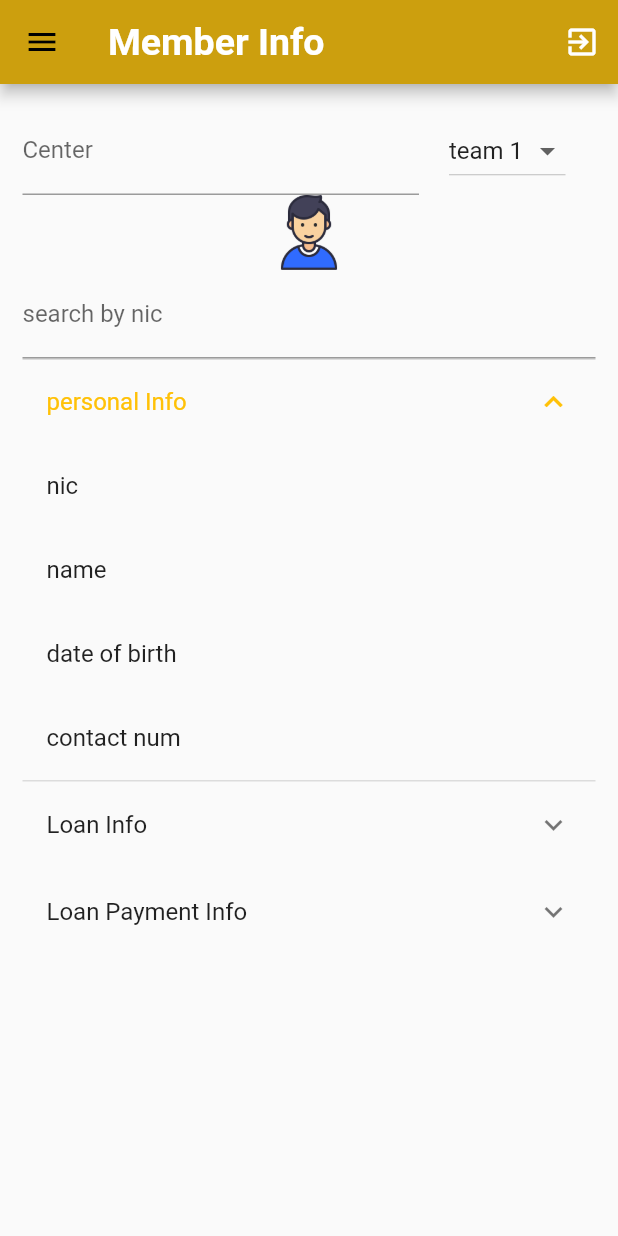
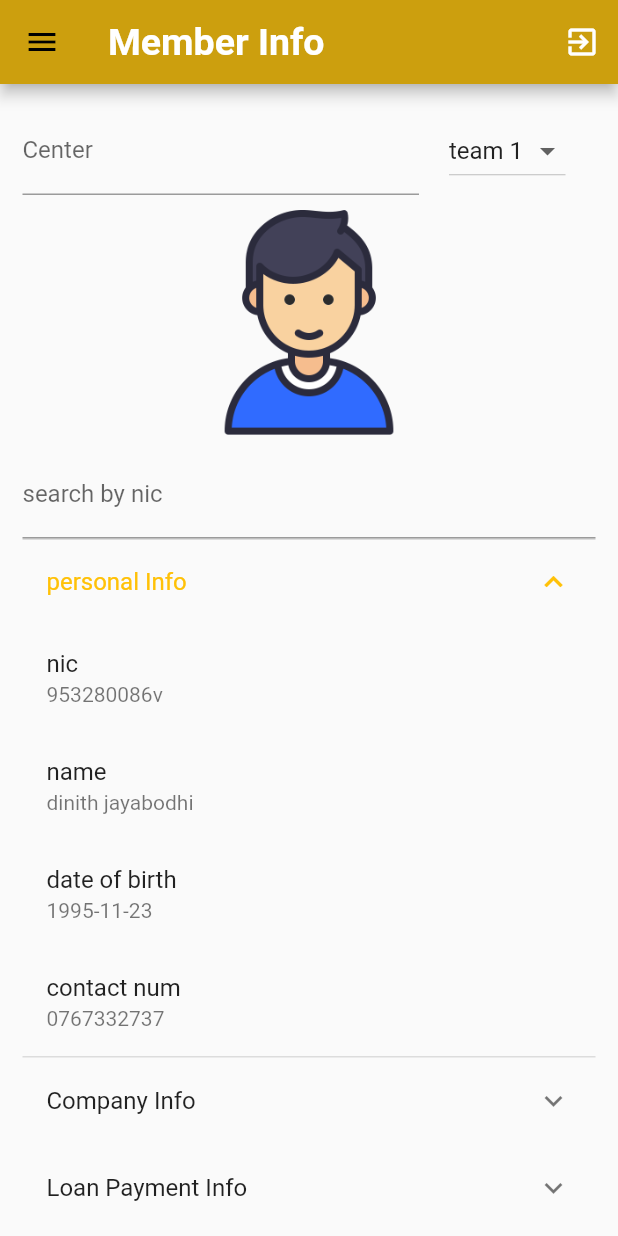
Before and after one commit to dinith72/smartLender_mobile_app, a Flutter app: the MemberInfo screen opened by its route, after a tap on "personal Info", on a phone screen of 412 x 824 dp. Run offline on Flutter 3.47's test engine with Material 2 defaults, Android fonts, the phone set to English and light mode, and no system bars; missing offline and left inert: sqljocky5.

Commit message:
updated the entry such that it displays the user data in it , modified to get the data from the controller

```diff
--- a/lib/controller/MemberInfoController.dart
+++ b/lib/controller/MemberInfoController.dart
@@ -1,8 +1,55 @@
+import 'package:mobile_app/otherComponents/EntryItem.dart';
+import 'package:mobile_app/otherComponents/Entry.dart';
+
 class MemberInfoController {
 
-  List<String> teams = new List<String>();
+  List<String> _teams = new List<String>();
   List<String> getTeams(){
-    teams = ['team 1' , 'team 2' , 'team 3' , 'teams4'];
-    return teams;
+    _teams = ['team 1' , 'team 2' , 'team 3' , 'teams4'];
+    return _teams;
+  }
+
+  List<Entry> _memberDetials = new List<Entry>();
+
+  List<Entry> getMemberDetails(){
+    _memberDetials =
+    [
+      new Entry(
+          "personal Info",
+          '',
+          <Entry>[
+            new Entry('nic','953280086v',),
+            new Entry('name','dinith jayabodhi'),
+            new Entry('date of birth','1995-11-23'),
+            new Entry('contact num','0767332737'),
+
+          ]
+      ),
+
+      new Entry(
+          'Company Info',
+          '',
+          <Entry>[
+            new Entry('joined date' , '2017-01-01'),
+            new Entry('business', 'small buttique'),
+
+
+          ]
+      ),
+      new Entry(
+          'Loan Payment Info',
+          '',
+          <Entry>[
+            new Entry('Granted date' ,' 2018-03-01'),
+            new Entry('Amount ' , '10000'),
+            new Entry( 'completion ' , '85%'),
+            new Entry('last payemnt  ','2018-05-30'),
+
+
+          ]
+      )
+    ];
+    return _memberDetials;
+
   }
 }
--- a/lib/otherComponents/Entry.dart
+++ b/lib/otherComponents/Entry.dart
@@ -1,6 +1,7 @@
 class Entry {
-  Entry(this.title, [this.children = const <Entry>[]]);
+  Entry(this.title, this.content, [this.children = const <Entry>[]]);
 
   final String title;
+  final String content;
   final List<Entry> children;
 }
--- a/lib/otherComponents/EntryItem.dart
+++ b/lib/otherComponents/EntryItem.dart
@@ -6,10 +6,17 @@ class EntryItem extends StatelessWidget {
   final Entry entry;
 
   Widget _buildTiles(Entry root) {
-    if (root.children.isEmpty) return new ListTile(title: new Text(root.title));
+    if (root.children.isEmpty)
+      return new ListTile(
+          title: new Text(root.title),
+
+          subtitle: new Text(root.content),
+
+      );
     return new ExpansionTile(
       key: new PageStorageKey<Entry>(root),
       title: new Text(root.title),
+
       children: root.children.map(_buildTiles).toList(),
     );
   }
--- a/lib/screens/MemberInfo.dart
+++ b/lib/screens/MemberInfo.dart
@@ -15,7 +15,7 @@ class MemberInfo extends StatefulWidget{
 class _MemberInfo extends State<MemberInfo>{
   static final TextEditingController _center  = new TextEditingController();
   static final TextEditingController _nic  = new TextEditingController();
-  List<Entry> mainCatagories = new List<Entry>();
+  List<Entry> memberDetials = new List<Entry>();
   String _teamval ;
   List<String> teams = new List<String>();
 
@@ -25,40 +25,7 @@ class _MemberInfo extends State<MemberInfo>{
   void initState() {
     teams = MemberInfoController().getTeams();
     _teamval = teams[0];
-    mainCatagories =
-    [
-      new Entry(
-          "personal Info",
-          <Entry>[
-            new Entry('nic'),
-            new Entry('name'),
-            new Entry('date of birth'),
-            new Entry('contact num'),
-
-          ]
-      ),
-      new Entry(
-          'Loan Info',
-          <Entry>[
-            new Entry('joined date'),
-            new Entry('business'),
-
-
-          ]
-      ),
-      new Entry(
-          'Loan Payment Info',
-          <Entry>[
-            new Entry('Granted date'),
-            new Entry('Amount '),
-            new Entry( 'completion '),
-            new Entry('last payemnt  '),
-
-
-          ]
-      ),
-    ];
-
+    memberDetials = MemberInfoController().getMemberDetails();
 
   }
 
@@ -119,7 +86,11 @@ class _MemberInfo extends State<MemberInfo>{
                       ],
 
                     )  ,
-                    Images().getImg('Images/person.png', 50.0, 50.0),
+                    new Container(
+                      margin: new EdgeInsets.symmetric(vertical: 10.0 , horizontal: 10.0),
+                      child: Images().getImg('Images/person.png', 150.0, 150.0),
+                    ),
+
                     new Row(
                       mainAxisSize: MainAxisSize.max,
                       mainAxisAlignment: MainAxisAlignment.center,
@@ -135,23 +106,12 @@ class _MemberInfo extends State<MemberInfo>{
                         ),
                       ],
                     ),
-
-
-
-//                     new DecoratedBox(
-//                        decoration: new BoxDecoration(
-//                          image: new DecorationImage(
-//                            image: new AssetImage('Images/new.png'),
-//                          ))),
-
-
-
                     ListView.builder(
                       shrinkWrap: true,
                       scrollDirection: Axis.vertical,
-                      itemCount:mainCatagories.length ,
+                      itemCount:memberDetials.length ,
                       itemBuilder: (BuildContext context, int index){
-                        return EntryItem(mainCatagories[index]);
+                        return EntryItem(memberDetials[index]);
                       },
 
                     ) ,
```
